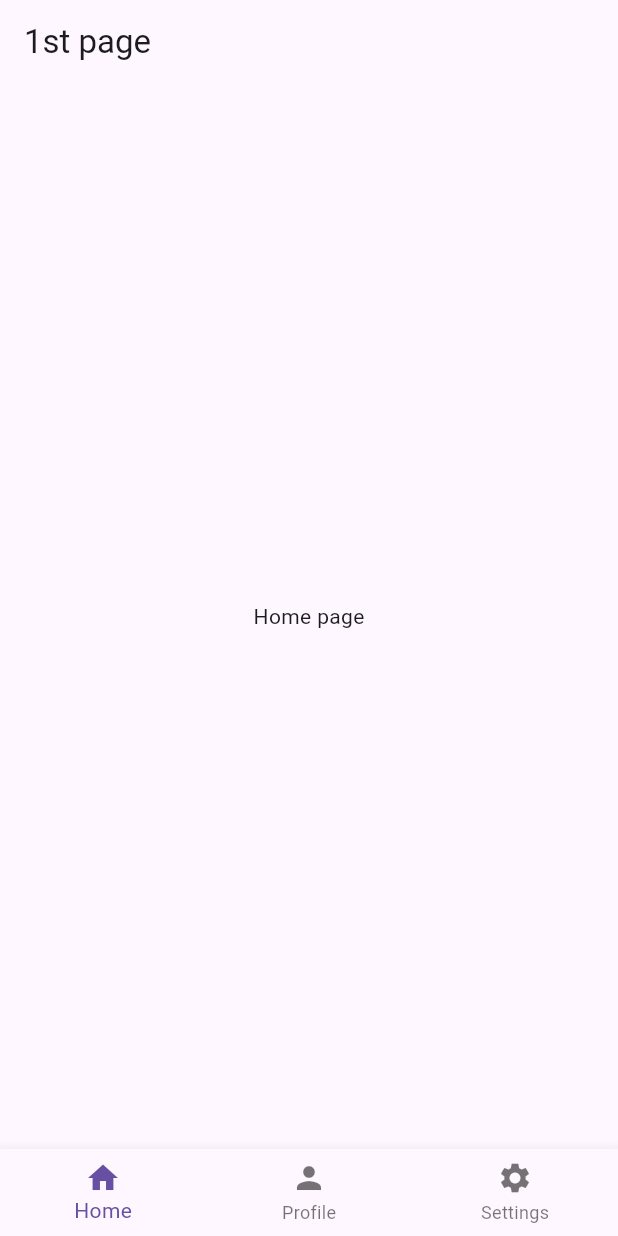
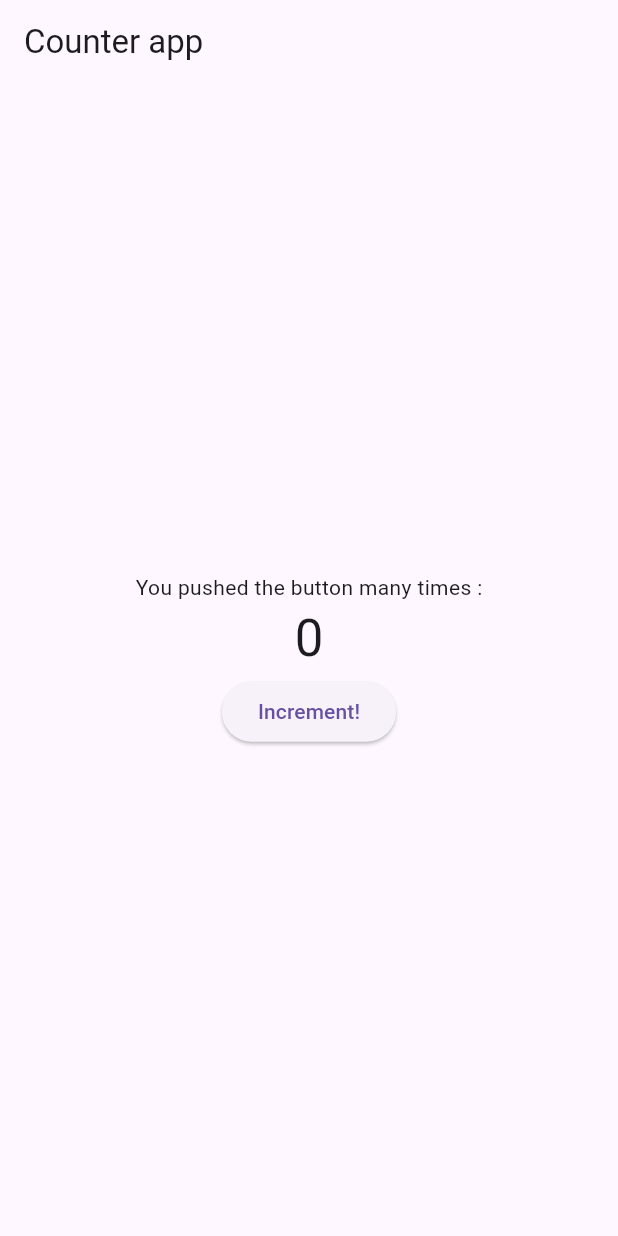
Before and after one commit to ih0r-d/flutter3-demo, a Flutter app: the screen it shows after launch, on a phone screen of 412 x 824 dp. Run offline on Flutter 3.47's test engine with Material 3 defaults, Android fonts, the phone set to English and light mode, and no system bars.

Commit message:
create counter app from the scratch

```diff
--- a/lib/main.dart
+++ b/lib/main.dart
@@ -1,6 +1,4 @@
-import 'package:beginner/pages/first_page.dart';
-import 'package:beginner/pages/home.dart';
-import 'package:beginner/pages/settings.dart';
+import 'package:beginner/pages/counter_page.dart';
 import 'package:flutter/material.dart';
 
 void main() {
@@ -17,9 +15,7 @@ class MyApp extends StatelessWidget {
       debugShowCheckedModeBanner: false,
       initialRoute: '/',
       routes: {
-        '/': (context) => FirstScreen(),
-        '/home': (context) => const HomeScreen(),
-        '/settings': (context) => const SettingsScreen(),
+        '/': (context) => const CounterScreen(),
       },
     );
   }
--- /dev/null
+++ b/lib/pages/counter_page.dart
@@ -0,0 +1,46 @@
+import 'package:flutter/material.dart';
+
+class CounterScreen extends StatefulWidget {
+  const CounterScreen({super.key});
+
+  @override
+  State<CounterScreen> createState() => _CounterScreenState();
+}
+
+class _CounterScreenState extends State<CounterScreen> {
+  int _counter = 0;
+
+  void _incrementCounter() {
+    setState(() {
+      _counter++;
+    });
+  }
+
+  String _getCounterString() {
+    return _counter.toString();
+  }
+
+  @override
+  Widget build(BuildContext context) {
+    return Scaffold(
+      appBar: AppBar(
+        title: const Text("Counter app"),
+      ),
+      body: Center(
+        child: Column(
+          mainAxisAlignment: MainAxisAlignment.center,
+          children: [
+            const Text("You pushed the button many times :"),
+            Text(
+              // _counter.toString(),
+              _getCounterString(),
+              style: const TextStyle(fontSize: 34),
+            ),
+            ElevatedButton(
+                onPressed: _incrementCounter, child: const Text("Increment!"))
+          ],
+        ),
+      ),
+    );
+  }
+}
--- a/lib/pages/first_page.dart
+++ /dev/null
@@ -1,103 +0,0 @@
-import 'package:beginner/pages/home.dart';
-import 'package:beginner/pages/profile.dart';
-import 'package:beginner/pages/settings.dart';
-import 'package:flutter/material.dart';
-
-class FirstScreen extends StatefulWidget {
-  const FirstScreen({super.key});
-
-  @override
-  State<FirstScreen> createState() => _FirstScreenState();
-}
-
-class _FirstScreenState extends State<FirstScreen> {
-  int _selectedIndex = 0;
-
-  void _navigateBottomBar(int index){
-    setState(() {
-      _selectedIndex = index;
-    });
-  }
-
-  final List<StatelessWidget> _screens = [
-     const HomeScreen(),
-     const ProfileScreen(),
-     const SettingsScreen(),
-  ];
-
-  @override
-  Widget build(BuildContext context) {
-    // var drawerMenu = Drawer(
-    //   width: 200,
-    //   backgroundColor: Colors.greenAccent[100],
-    //   child: Column(
-    //     children: [
-    //       const DrawerHeader(
-    //         child: Icon(
-    //           Icons.account_box,
-    //           size: 48,
-    //         ),
-    //       ),
-    //       ListTile(
-    //         leading: const Icon(Icons.home),
-    //         title: const Text("H O M E"),
-    //         onTap: () {
-    //           Navigator.pop(context);
-    //           Navigator.pushNamed(context, '/home');
-    //         },
-    //       ),
-    //       ListTile(
-    //         leading: const Icon(Icons.settings),
-    //         title: const Text("S E T T I N G S"),
-    //         onTap: () {
-    //           Navigator.pushNamed(context, '/settings');
-    //         },
-    //       ),
-    //     ],
-    //   ),
-    // );
-    // var centerBody = Center(
-    //     child: ElevatedButton(
-    //       onPressed: () {
-    //         Navigator.push(
-    //             context,
-    //             MaterialPageRoute(
-    //                 builder: (context) => const SecondScreen()
-    //             )
-    //         );
-    //         // todo: check why routes catch an error
-    //         // Navigator.pushNamed(context, '/second');
-    //       },
-    //       child: const Text("Go to 2nd page"),
-    //     ),
-    //   );
-
-    return Scaffold(
-      appBar: AppBar(title: const Text("1st page")),
-      body: _screens[_selectedIndex],
-      bottomNavigationBar: BottomNavigationBar(
-        currentIndex: _selectedIndex,
-        onTap: _navigateBottomBar,
-        items: const [
-          //home
-          BottomNavigationBarItem(
-              icon: Icon(Icons.home),
-              label: 'Home'
-          ),
-          //profile
-          BottomNavigationBarItem(
-              icon: Icon(Icons.person),
-              label: 'Profile'
-          ),
-          //settings
-          BottomNavigationBarItem(
-              icon: Icon(Icons.settings),
-              label: 'Settings'
-          ),
-        ],
-      ),
-      // drawer: drawerMenu,
-      // body: centerBody,
-    );
-  }
-}
--- a/lib/pages/home.dart
+++ /dev/null
@@ -1,15 +0,0 @@
-import 'package:flutter/material.dart';
-
-class HomeScreen extends StatelessWidget {
-  const HomeScreen({super.key});
-
-  @override
-  Widget build(BuildContext context) {
-    return const Scaffold(
-      // appBar: AppBar(title: const Text("Home page"),),
-      body: Center(
-        child: Text("Home page"),
-      ),
-    );
-  }
-}
```
Also changed, not shown: lib/old/old.dart (deleted, +0 -121 lines), lib/old/secondPage.dart (deleted, +0 -21 lines), lib/pages/profile.dart (deleted, +0 -15 lines), lib/pages/settings.dart (deleted, +0 -17 lines).
